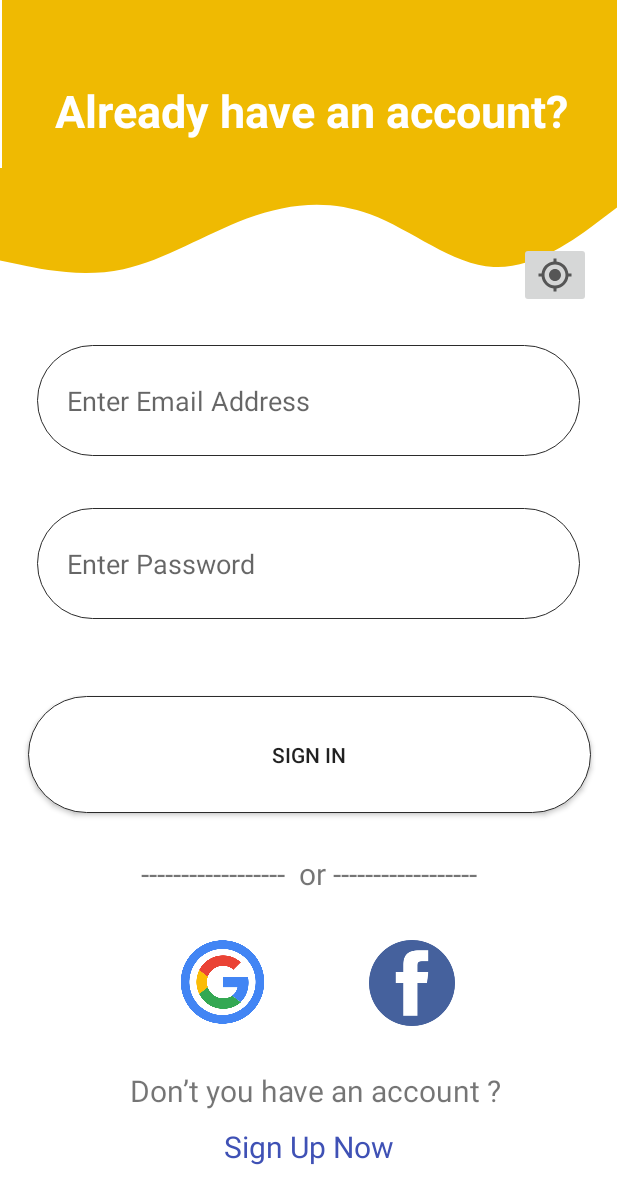
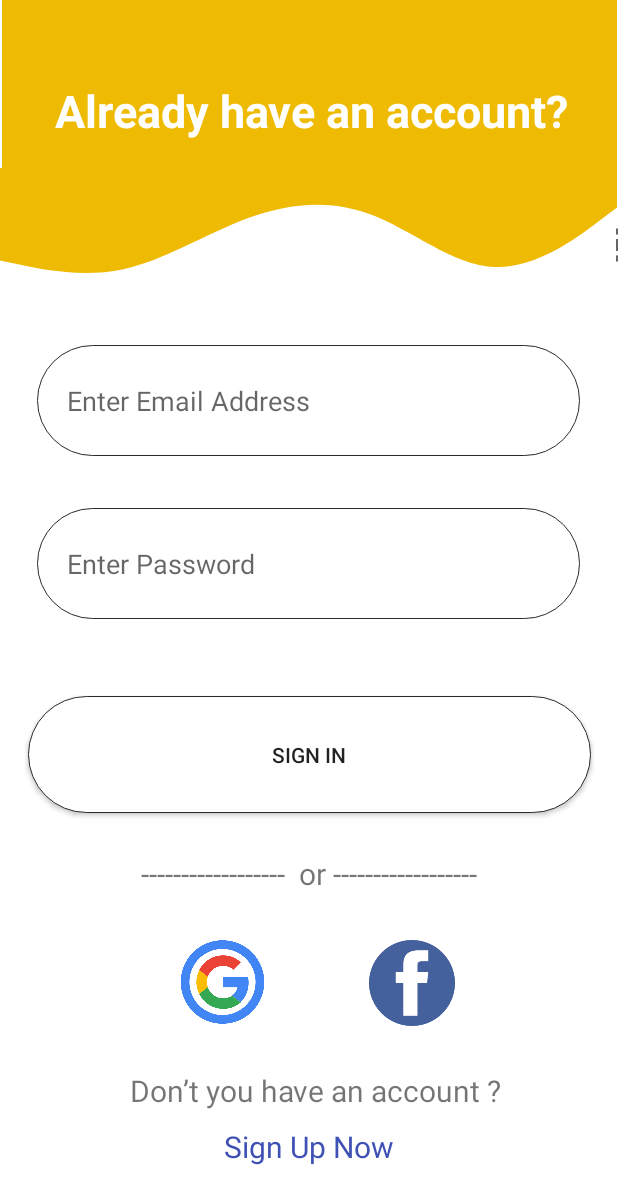
Before and after one commit to chamodtharakaperera/HoneyBee, an Android app: the screen it shows after launch (SignIn), on a phone screen of 412 x 824 dp. Shown: the top 1204 px of the screen. Run offline under Robolectric (Android 15) with nearby library versions, the phone set to English and light mode, and no system bars.

Commit message:
Final MAD Update

```diff
--- a/app/src/main/res/layout/activity_sign_in.xml
+++ b/app/src/main/res/layout/activity_sign_in.xml
@@ -156,14 +156,11 @@
 
     <ImageButton
         android:id="@+id/btnloc"
-        android:layout_width="wrap_content"
-        android:layout_height="wrap_content"
-        app:layout_constraintBottom_toBottomOf="parent"
+        android:layout_width="1dp"
+        android:layout_height="0dp"
+        android:layout_marginTop="141dp"
         app:layout_constraintEnd_toEndOf="parent"
-        app:layout_constraintHorizontal_bias="0.95"
-        app:layout_constraintStart_toStartOf="parent"
         app:layout_constraintTop_toTopOf="parent"
-        app:layout_constraintVertical_bias="0.207"
         app:srcCompat="@drawable/ic_location" />
 
 </androidx.constraintlayout.widget.ConstraintLayout>
```
Also changed, not shown: app/src/main/java/com/metroapps/honeybee/SignUp.java (+26 -13 lines).
